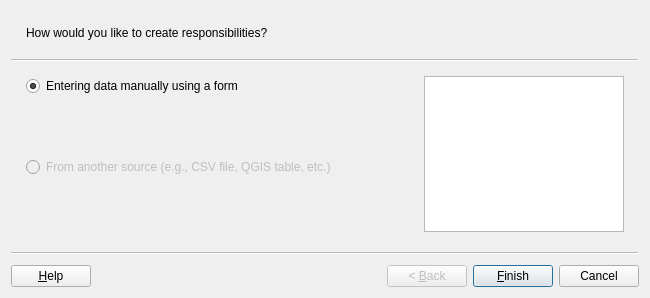
Before: the Qt Designer form asistente_ladm_col/ui/wiz_create_responsibility_cadastre.ui in SwissTierrasColombia/Asistente-LADM-COL, drawn with Qt 5.
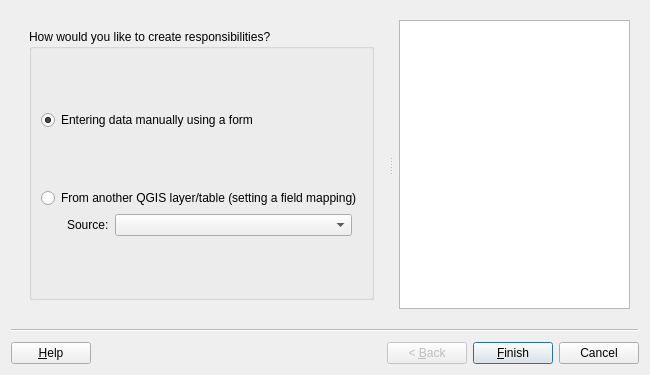
After: the same form once the commit is applied. Custom widgets are drawn as their Qt base class.

Commit message: Update wizards ui and coding for RRR functionalities

The edit to the form file:
```diff
--- a/asistente_ladm_col/ui/wiz_create_responsibility_cadastre.ui
+++ b/asistente_ladm_col/ui/wiz_create_responsibility_cadastre.ui
@@ -7,7 +7,7 @@
     <x>0</x>
     <y>0</y>
     <width>650</width>
-    <height>298</height>
+    <height>375</height>
    </rect>
   </property>
   <property name="windowTitle">
@@ -18,13 +18,52 @@
   </property>
   <widget class="QWizardPage" name="wizardPage1">
    <property name="subTitle">
-    <string>How would you like to create responsibilities?</string>
+    <string/>
    </property>
    <layout class="QGridLayout" name="gridLayout">
     <item row="0" column="0">
-     <layout class="QVBoxLayout" name="verticalLayout">
-      <item>
-       <widget class="QRadioButton" name="rad_party_create">
+     <widget class="QSplitter" name="splitter_3">
+      <property name="sizePolicy">
+       <sizepolicy hsizetype="Expanding" vsizetype="Expanding">
+        <horstretch>0</horstretch>
+        <verstretch>0</verstretch>
+       </sizepolicy>
+      </property>
+      <property name="orientation">
+       <enum>Qt::Horizontal</enum>
+      </property>
+      <property name="handleWidth">
+       <number>16</number>
+      </property>
+      <widget class="QFrame" name="frame_3">
+       <property name="sizePolicy">
+        <sizepolicy hsizetype="Expanding" vsizetype="Expanding">
+         <horstretch>2</horstretch>
+         <verstretch>0</verstretch>
+        </sizepolicy>
+       </property>
+       <layout class="QGridLayout" name="gridLayout_8">
+        <item row="0" column="0">
+         <widget class="QGroupBox" name="gbx_page_2">
+          <property name="title">
+           <string>How would you like to create responsibilities?</string>
+          </property>
+          <layout class="QGridLayout" name="gridLayout_9">
+           <item row="0" column="0">
+            <spacer name="verticalSpacer_6">
+             <property name="orientation">
+              <enum>Qt::Vertical</enum>
+             </property>
+             <property name="sizeHint" stdset="0">
+              <size>
+               <width>20</width>
+               <height>40</height>
+              </size>
+             </property>
+            </spacer>
+           </item>
+           <item row="1" column="0">
+            <widget class="QRadioButton" name="rad_create_manually">
         <property name="text">
          <string>Entering data manually using a form</string>
         </property>
@@ -33,8 +72,8 @@
         </property>
        </widget>
       </item>
-      <item>
-       <spacer name="verticalSpacer_2">
+           <item row="2" column="0">
+            <spacer name="verticalSpacer_7">
         <property name="orientation">
          <enum>Qt::Vertical</enum>
         </property>
@@ -46,51 +85,105 @@
         </property>
        </spacer>
       </item>
-      <item>
-       <widget class="QRadioButton" name="rad_party_from_list">
+           <item row="3" column="0">
+            <widget class="QRadioButton" name="rad_refactor">
         <property name="enabled">
-         <bool>false</bool>
+              <bool>true</bool>
         </property>
         <property name="text">
-         <string>From another source (e.g., CSV file, QGIS table, etc.)</string>
+              <string>From another QGIS layer/table (setting a field mapping)</string>
         </property>
        </widget>
       </item>
+           <item row="4" column="0">
+            <layout class="QHBoxLayout" name="horizontalLayout_3">
+             <property name="leftMargin">
+              <number>26</number>
+             </property>
+             <property name="rightMargin">
+              <number>10</number>
+             </property>
       <item>
-       <spacer name="verticalSpacer">
-        <property name="orientation">
-         <enum>Qt::Vertical</enum>
-        </property>
-        <property name="sizeHint" stdset="0">
-         <size>
-          <width>20</width>
-          <height>40</height>
-         </size>
-        </property>
-       </spacer>
-      </item>
-     </layout>
-    </item>
-    <item row="0" column="1">
-     <widget class="QTextBrowser" name="txt_help_page_1">
+              <widget class="QLabel" name="lbl_refactor_source">
+               <property name="sizePolicy">
+                <sizepolicy hsizetype="Preferred" vsizetype="Preferred">
+                 <horstretch>0</horstretch>
+                 <verstretch>0</verstretch>
+                </sizepolicy>
+               </property>
+               <property name="text">
+                <string>Source:</string>
+               </property>
+              </widget>
+             </item>
+             <item>
+              <widget class="QgsMapLayerComboBox" name="mMapLayerComboBox">
+               <property name="sizePolicy">
+                <sizepolicy hsizetype="Expanding" vsizetype="Fixed">
+                 <horstretch>0</horstretch>
+                 <verstretch>0</verstretch>
+                </sizepolicy>
+               </property>
       <property name="maximumSize">
        <size>
-        <width>200</width>
+                 <width>300</width>
         <height>16777215</height>
        </size>
       </property>
-      <property name="html">
-       <string>&lt;!DOCTYPE HTML PUBLIC &quot;-//W3C//DTD HTML 4.0//EN&quot; &quot;http://www.w3.org/TR/REC-html40/strict.dtd&quot;&gt;
-&lt;html&gt;&lt;head&gt;&lt;meta name=&quot;qrichtext&quot; content=&quot;1&quot; /&gt;&lt;style type=&quot;text/css&quot;&gt;
-p, li { white-space: pre-wrap; }
-&lt;/style&gt;&lt;/head&gt;&lt;body style=&quot; font-family:'Noto Sans'; font-size:10pt; font-weight:400; font-style:normal;&quot;&gt;
-&lt;p style=&quot;-qt-paragraph-type:empty; margin-top:0px; margin-bottom:0px; margin-left:0px; margin-right:0px; -qt-block-indent:0; text-indent:0px; font-family:'Ubuntu'; font-size:11pt;&quot;&gt;&lt;br /&gt;&lt;/p&gt;&lt;/body&gt;&lt;/html&gt;</string>
-      </property>
+               <property name="allowEmptyLayer" stdset="0">
+                <bool>true</bool>
+               </property>
+               <property name="showCrs" stdset="0">
+                <bool>false</bool>
+               </property>
      </widget>
     </item>
    </layout>
-  </widget>
- </widget>
+           </item>
+           <item row="5" column="0">
+            <spacer name="verticalSpacer_8">
+             <property name="orientation">
+              <enum>Qt::Vertical</enum>
+             </property>
+             <property name="sizeHint" stdset="0">
+              <size>
+               <width>20</width>
+               <height>40</height>
+              </size>
+             </property>
+            </spacer>
+           </item>
+          </layout>
+         </widget>
+        </item>
+       </layout>
+      </widget>
+      <widget class="QTextBrowser" name="txt_help_page_1">
+       <property name="sizePolicy">
+        <sizepolicy hsizetype="Expanding" vsizetype="Expanding">
+         <horstretch>0</horstretch>
+         <verstretch>0</verstretch>
+        </sizepolicy>
+       </property>
+       <property name="accessibleName">
+        <string/>
+       </property>
+       <property name="openLinks">
+        <bool>false</bool>
+       </property>
+      </widget>
+     </widget>
+    </item>
+   </layout>
+  </widget>
+ </widget>
+ <customwidgets>
+  <customwidget>
+   <class>QgsMapLayerComboBox</class>
+   <extends>QComboBox</extends>
+   <header>qgis.gui</header>
+  </customwidget>
+ </customwidgets>
  <resources/>
  <connections/>
 </ui>
```
Lines whose indentation alone changed are shown as unchanged. The commit also changes 5 other files.
